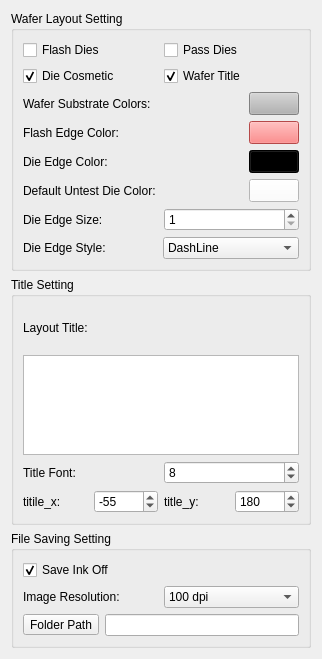
The window that UI/setting_dialog.ui (qiujian3328103/pySortMap) describes before a commit, drawn with Qt 5.
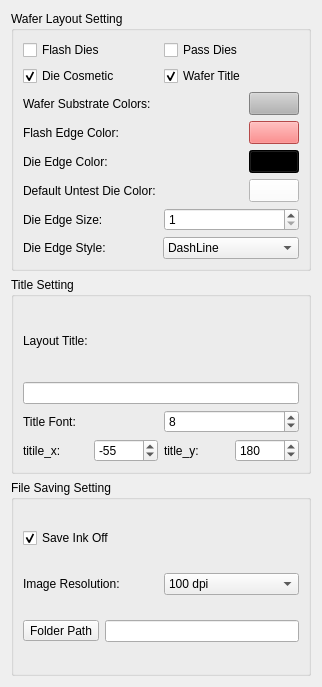
The same window after the commit.

The edit to the form file:
```diff
--- a/UI/setting_dialog.ui
+++ b/UI/setting_dialog.ui
@@ -7,7 +7,7 @@
     <x>0</x>
     <y>0</y>
     <width>322</width>
-    <height>659</height>
+    <height>687</height>
    </rect>
   </property>
   <property name="windowTitle">
@@ -277,14 +277,7 @@
          </widget>
         </item>
         <item>
-         <widget class="QPlainTextEdit" name="plainTextEdit_wafer_title_name">
-          <property name="maximumSize">
-           <size>
-            <width>16777215</width>
-            <height>100</height>
-           </size>
-          </property>
-         </widget>
+         <widget class="QLineEdit" name="lineEdit_plot_title_name"/>
         </item>
        </layout>
       </item>
```
Left out of the diff: 4 changed lines with no effect on the pictures.
